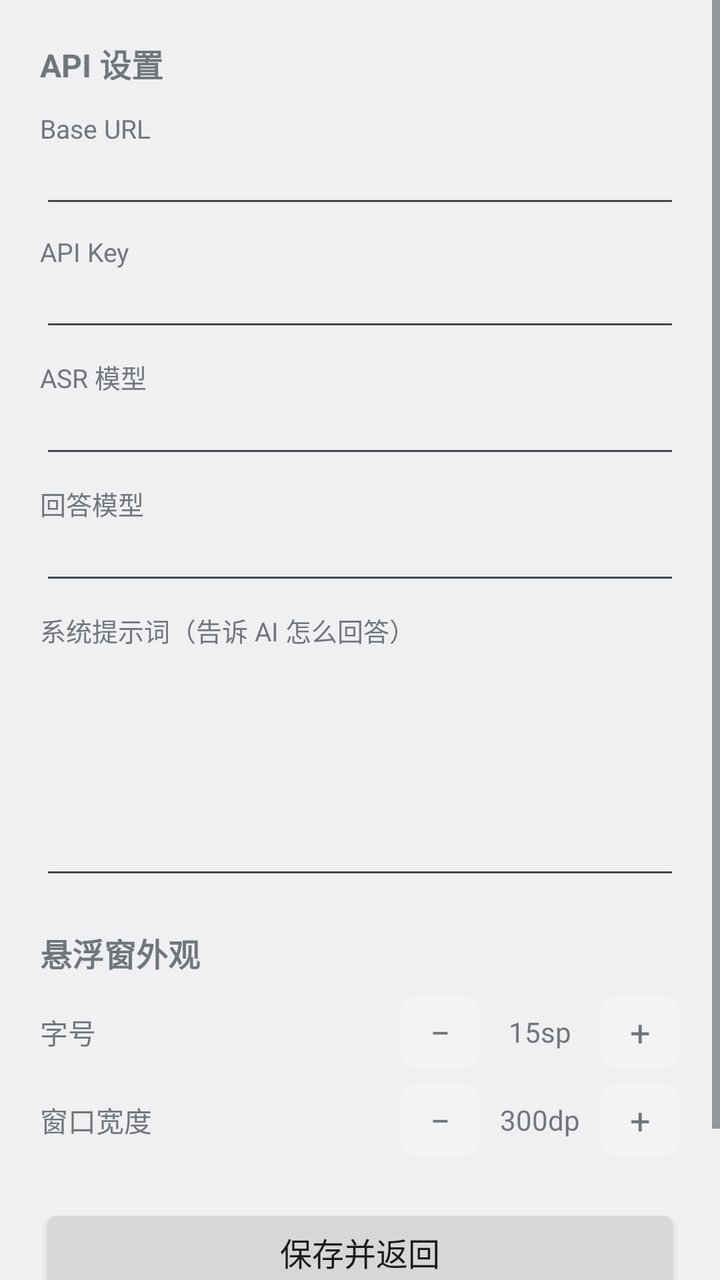
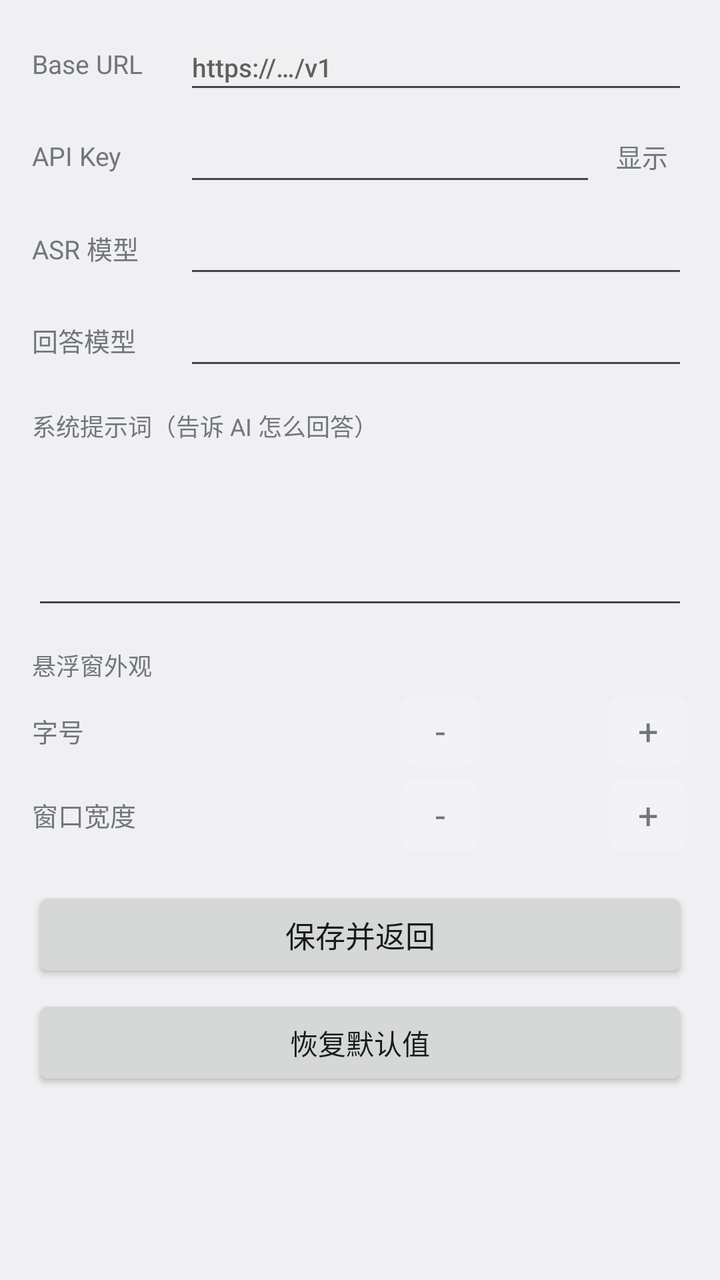

Before-and-after screenshots of an Android layout around one commit, followed by the original layout XML and the change that was made.
<!-- AndroidManifest.xml: application theme android:Theme.DeviceDefault.DayNight -->
<!-- res/layout/activity_settings.xml -->
<?xml version="1.0" encoding="utf-8"?>
<ScrollView xmlns:android="http://schemas.android.com/apk/res/android"
    android:layout_width="match_parent"
    android:layout_height="match_parent">

    <LinearLayout
        android:layout_width="match_parent"
        android:layout_height="wrap_content"
        android:orientation="vertical"
        android:padding="20dp">

        <TextView android:layout_width="wrap_content" android:layout_height="wrap_content"
            android:text="API 设置" android:textSize="16sp" android:textStyle="bold" />

        <TextView android:layout_width="wrap_content" android:layout_height="wrap_content"
            android:text="Base URL" android:layout_marginTop="12dp" android:textSize="13sp" />
        <EditText android:id="@+id/etBaseUrl" android:layout_width="match_parent"
            android:layout_height="wrap_content" android:singleLine="true" android:textSize="14sp" />

        <TextView android:layout_width="wrap_content" android:layout_height="wrap_content"
            android:text="API Key" android:layout_marginTop="8dp" android:textSize="13sp" />
        <EditText android:id="@+id/etApiKey" android:layout_width="match_parent"
            android:layout_height="wrap_content" android:singleLine="true" android:textSize="14sp"
            android:inputType="textPassword" />

        <TextView android:layout_width="wrap_content" android:layout_height="wrap_content"
            android:text="ASR 模型" android:layout_marginTop="8dp" android:textSize="13sp" />
        <EditText android:id="@+id/etAsrModel" android:layout_width="match_parent"
            android:layout_height="wrap_content" android:singleLine="true" android:textSize="14sp" />

        <TextView android:layout_width="wrap_content" android:layout_height="wrap_content"
            android:text="回答模型" android:layout_marginTop="8dp" android:textSize="13sp" />
        <EditText android:id="@+id/etChatModel" android:layout_width="match_parent"
            android:layout_height="wrap_content" android:singleLine="true" android:textSize="14sp" />

        <TextView android:layout_width="wrap_content" android:layout_height="wrap_content"
            android:text="系统提示词（告诉 AI 怎么回答）" android:layout_marginTop="8dp" android:textSize="13sp" />
        <EditText android:id="@+id/etSysPrompt" android:layout_width="match_parent"
            android:layout_height="120dp" android:gravity="top" android:textSize="13sp"
            android:inputType="textMultiLine" />

        
        <TextView android:layout_width="wrap_content" android:layout_height="wrap_content"
            android:text="悬浮窗外观" android:layout_marginTop="20dp" android:textSize="16sp"
            android:textStyle="bold" />

        <LinearLayout android:layout_width="match_parent" android:layout_height="wrap_content"
            android:orientation="horizontal" android:layout_marginTop="10dp"
            android:gravity="center_vertical">
            <TextView android:layout_width="0dp" android:layout_height="wrap_content"
                android:layout_weight="1" android:text="字号" android:textSize="14sp" />
            <TextView android:id="@+id/btnFontMinus" android:layout_width="40dp"
                android:layout_height="36dp" android:gravity="center" android:text="−"
                android:textSize="18sp" android:background="@drawable/bg_chip" />
            <TextView android:id="@+id/tvFontValue" android:layout_width="60dp"
                android:layout_height="wrap_content" android:gravity="center" android:text="15sp"
                android:textSize="14sp" />
            <TextView android:id="@+id/btnFontPlus" android:layout_width="40dp"
                android:layout_height="36dp" android:gravity="center" android:text="+"
                android:textSize="18sp" android:background="@drawable/bg_chip" />
        </LinearLayout>

        <LinearLayout android:layout_width="match_parent" android:layout_height="wrap_content"
            android:orientation="horizontal" android:layout_marginTop="8dp"
            android:gravity="center_vertical">
            <TextView android:layout_width="0dp" android:layout_height="wrap_content"
                android:layout_weight="1" android:text="窗口宽度" android:textSize="14sp" />
            <TextView android:id="@+id/btnWidthMinus" android:layout_width="40dp"
                android:layout_height="36dp" android:gravity="center" android:text="−"
                android:textSize="18sp" android:background="@drawable/bg_chip" />
            <TextView android:id="@+id/tvWidthValue" android:layout_width="60dp"
                android:layout_height="wrap_content" android:gravity="center" android:text="300dp"
                android:textSize="14sp" />
            <TextView android:id="@+id/btnWidthPlus" android:layout_width="40dp"
                android:layout_height="36dp" android:gravity="center" android:text="+"
                android:textSize="18sp" android:background="@drawable/bg_chip" />
        </LinearLayout>


        
        <Button android:id="@+id/btnSave" android:layout_width="match_parent"
            android:layout_height="wrap_content" android:layout_marginTop="24dp"
            android:text="保存并返回" android:textSize="16sp" />

        <Button android:id="@+id/btnReset" android:layout_width="match_parent"
            android:layout_height="wrap_content" android:layout_marginTop="8dp"
            android:text="恢复默认值" android:textSize="14sp" />

    </LinearLayout>
</ScrollView>
<!-- resources referenced by this layout -->
<resources>
  <!-- drawable bg_chip (drawable) -->
  <?xml version="1.0" encoding="utf-8"?>
  <shape xmlns:android="http://schemas.android.com/apk/res/android"
      android:shape="rectangle">
      <solid android:color="#33FFFFFF" />
      <corners android:radius="8dp" />
  </shape>
</resources>

<!-- the commit's change to res/layout/activity_settings.xml (unified diff, before → after) -->
@@ -1,90 +1,107 @@
 <?xml version="1.0" encoding="utf-8"?>
 <ScrollView xmlns:android="http://schemas.android.com/apk/res/android"
     android:layout_width="match_parent"
-    android:layout_height="match_parent">
+    android:layout_height="match_parent"
+    android:clipToPadding="false">
 
+    
     <LinearLayout
+        android:id="@+id/settingsRoot"
         android:layout_width="match_parent"
         android:layout_height="wrap_content"
         android:orientation="vertical"
-        android:padding="20dp">
+        android:paddingHorizontal="16dp"
+        android:paddingVertical="12dp"
+        android:focusable="true"
+        android:focusableInTouchMode="true">
 
-        <TextView android:layout_width="wrap_content" android:layout_height="wrap_content"
-            android:text="API 设置" android:textSize="16sp" android:textStyle="bold" />
-
-        <TextView android:layout_width="wrap_content" android:layout_height="wrap_content"
-            android:text="Base URL" android:layout_marginTop="12dp" android:textSize="13sp" />
-        <EditText android:id="@+id/etBaseUrl" android:layout_width="match_parent"
-            android:layout_height="wrap_content" android:singleLine="true" android:textSize="14sp" />
-
-        <TextView android:layout_width="wrap_content" android:layout_height="wrap_content"
-            android:text="API Key" android:layout_marginTop="8dp" android:textSize="13sp" />
-        <EditText android:id="@+id/etApiKey" android:layout_width="match_parent"
-            android:layout_height="wrap_content" android:singleLine="true" android:textSize="14sp"
-            android:inputType="textPassword" />
-
-        <TextView android:layout_width="wrap_content" android:layout_height="wrap_content"
-            android:text="ASR 模型" android:layout_marginTop="8dp" android:textSize="13sp" />
-        <EditText android:id="@+id/etAsrModel" android:layout_width="match_parent"
-            android:layout_height="wrap_content" android:singleLine="true" android:textSize="14sp" />
-
-        <TextView android:layout_width="wrap_content" android:layout_height="wrap_content"
-            android:text="回答模型" android:layout_marginTop="8dp" android:textSize="13sp" />
-        <EditText android:id="@+id/etChatModel" android:layout_width="match_parent"
-            android:layout_height="wrap_content" android:singleLine="true" android:textSize="14sp" />
-
-        <TextView android:layout_width="wrap_content" android:layout_height="wrap_content"
-            android:text="系统提示词（告诉 AI 怎么回答）" android:layout_marginTop="8dp" android:textSize="13sp" />
-        <EditText android:id="@+id/etSysPrompt" android:layout_width="match_parent"
-            android:layout_height="120dp" android:gravity="top" android:textSize="13sp"
-            android:inputType="textMultiLine" />
-
-        
-        <TextView android:layout_width="wrap_content" android:layout_height="wrap_content"
-            android:text="悬浮窗外观" android:layout_marginTop="20dp" android:textSize="16sp"
-            android:textStyle="bold" />
-
-        <LinearLayout android:layout_width="match_parent" android:layout_height="wrap_content"
-            android:orientation="horizontal" android:layout_marginTop="10dp"
-            android:gravity="center_vertical">
-            <TextView android:layout_width="0dp" android:layout_height="wrap_content"
-                android:layout_weight="1" android:text="字号" android:textSize="14sp" />
-            <TextView android:id="@+id/btnFontMinus" android:layout_width="40dp"
-                android:layout_height="36dp" android:gravity="center" android:text="−"
-                android:textSize="18sp" android:background="@drawable/bg_chip" />
-            <TextView android:id="@+id/tvFontValue" android:layout_width="60dp"
-                android:layout_height="wrap_content" android:gravity="center" android:text="15sp"
-                android:textSize="14sp" />
-            <TextView android:id="@+id/btnFontPlus" android:layout_width="40dp"
-                android:layout_height="36dp" android:gravity="center" android:text="+"
-                android:textSize="18sp" android:background="@drawable/bg_chip" />
+        <LinearLayout style="@style/SettingRow" android:layout_marginTop="0dp">
+            <TextView style="@style/SettingLabel"
+                android:text="@string/set_base_url"
+                android:labelFor="@id/etBaseUrl" />
+            <EditText android:id="@+id/etBaseUrl" style="@style/SettingInput"
+                android:inputType="textUri"
+                android:hint="@string/set_base_url_hint" />
         </LinearLayout>
 
-        <LinearLayout android:layout_width="match_parent" android:layout_height="wrap_content"
-            android:orientation="horizontal" android:layout_marginTop="8dp"
-            android:gravity="center_vertical">
-            <TextView android:layout_width="0dp" android:layout_height="wrap_content"
-                android:layout_weight="1" android:text="窗口宽度" android:textSize="14sp" />
-            <TextView android:id="@+id/btnWidthMinus" android:layout_width="40dp"
-                android:layout_height="36dp" android:gravity="center" android:text="−"
-                android:textSize="18sp" android:background="@drawable/bg_chip" />
-            <TextView android:id="@+id/tvWidthValue" android:layout_width="60dp"
-                android:layout_height="wrap_content" android:gravity="center" android:text="300dp"
-                android:textSize="14sp" />
-            <TextView android:id="@+id/btnWidthPlus" android:layout_width="40dp"
-                android:layout_height="36dp" android:gravity="center" android:text="+"
-                android:textSize="18sp" android:background="@drawable/bg_chip" />
+        <LinearLayout style="@style/SettingRow">
+            <TextView style="@style/SettingLabel"
+                android:text="@string/set_api_key"
+                android:labelFor="@id/etApiKey" />
+            <EditText android:id="@+id/etApiKey" style="@style/SettingInput"
+                android:inputType="textPassword" />
+            <TextView android:id="@+id/btnToggleKey"
+                android:layout_width="wrap_content"
+                android:layout_height="wrap_content"
+                android:paddingHorizontal="10dp"
+                android:paddingVertical="8dp"
+                android:textSize="13sp"
+                android:text="@string/set_show_key" />
         </LinearLayout>
 
+        <LinearLayout style="@style/SettingRow">
+            <TextView style="@style/SettingLabel"
+                android:text="@string/set_asr_model"
+                android:labelFor="@id/etAsrModel" />
+            <EditText android:id="@+id/etAsrModel" style="@style/SettingInput" />
+        </LinearLayout>
 
-        
-        <Button android:id="@+id/btnSave" android:layout_width="match_parent"
-            android:layout_height="wrap_content" android:layout_marginTop="24dp"
-            android:text="保存并返回" android:textSize="16sp" />
+        <LinearLayout style="@style/SettingRow">
+            <TextView style="@style/SettingLabel"
+                android:text="@string/set_chat_model"
+                android:labelFor="@id/etChatModel" />
+            <EditText android:id="@+id/etChatModel" style="@style/SettingInput" />
+        </LinearLayout>
 
-        <Button android:id="@+id/btnReset" android:layout_width="match_parent"
-            android:layout_height="wrap_content" android:layout_marginTop="8dp"
-            android:text="恢复默认值" android:textSize="14sp" />
+        <TextView android:id="@+id/etSysPromptLabel" style="@style/SettingHeader"
+            android:text="@string/set_sys_prompt"
+            android:labelFor="@id/etSysPrompt" />
+        <EditText android:id="@+id/etSysPrompt" style="@style/SettingField"
+            android:layout_height="88dp"
+            android:gravity="top|start"
+            android:inputType="textMultiLine|textNoSuggestions"
+            android:scrollbars="vertical" />
+
+        <TextView style="@style/SettingHeader"
+            android:text="@string/set_appearance" />
+
+        <LinearLayout style="@style/SettingRow">
+            <TextView style="@style/SettingLabel"
+                android:layout_width="0dp"
+                android:layout_weight="1"
+                android:text="@string/set_font_size" />
+            <TextView android:id="@+id/btnFontMinus" style="@style/SettingStepper"
+                android:text="-" />
+            <TextView android:id="@+id/tvFontValue" style="@style/SettingValue" />
+            <TextView android:id="@+id/btnFontPlus" style="@style/SettingStepper"
+                android:text="+" />
+        </LinearLayout>
+
+        <LinearLayout style="@style/SettingRow">
+            <TextView style="@style/SettingLabel"
+                android:layout_width="0dp"
+                android:layout_weight="1"
+                android:text="@string/set_width" />
+            <TextView android:id="@+id/btnWidthMinus" style="@style/SettingStepper"
+                android:text="-" />
+            <TextView android:id="@+id/tvWidthValue" style="@style/SettingValue" />
+            <TextView android:id="@+id/btnWidthPlus" style="@style/SettingStepper"
+                android:text="+" />
+        </LinearLayout>
+
+        <Button android:id="@+id/btnSave"
+            android:layout_width="match_parent"
+            android:layout_height="wrap_content"
+            android:layout_marginTop="18dp"
+            android:textSize="15sp"
+            android:text="@string/set_save" />
+
+        <Button android:id="@+id/btnReset"
+            android:layout_width="match_parent"
+            android:layout_height="wrap_content"
+            android:layout_marginTop="6dp"
+            android:textSize="14sp"
+            android:text="@string/set_reset" />
 
     </LinearLayout>
 </ScrollView>
<!-- resource entries referenced after the edit -->
@@ -1,5 +1,62 @@
 <!-- resources referenced by this layout -->
 <resources>
+  <string name="set_api_key">API Key</string>
+  <string name="set_appearance">悬浮窗外观</string>
+  <string name="set_asr_model">ASR 模型</string>
+  <string name="set_base_url">Base URL</string>
+  <string name="set_base_url_hint">https://…/v1</string>
+  <string name="set_chat_model">回答模型</string>
+  <string name="set_font_size">字号</string>
+  <string name="set_reset">恢复默认值</string>
+  <string name="set_save">保存并返回</string>
+  <string name="set_show_key">显示</string>
+  <string name="set_sys_prompt">系统提示词（告诉 AI 怎么回答）</string>
+  <string name="set_width">窗口宽度</string>
+  <style name="SettingField">
+          <item name="android:layout_width">match_parent</item>
+          <item name="android:layout_height">wrap_content</item>
+          <item name="android:minHeight">40dp</item>
+          <item name="android:textSize">13sp</item>
+      </style>
+  <style name="SettingHeader">
+          <item name="android:layout_width">match_parent</item>
+          <item name="android:layout_height">wrap_content</item>
+          <item name="android:textSize">12sp</item>
+          <item name="android:layout_marginTop">14dp</item>
+      </style>
+  <style name="SettingInput">
+          <item name="android:layout_width">0dp</item>
+          <item name="android:layout_weight">1</item>
+          <item name="android:layout_height">wrap_content</item>
+          <item name="android:minHeight">40dp</item>
+          <item name="android:textSize">13sp</item>
+          <item name="android:inputType">text</item>
+      </style>
+  <style name="SettingLabel">
+          <item name="android:layout_width">76dp</item>
+          <item name="android:layout_height">wrap_content</item>
+          <item name="android:textSize">13sp</item>
+      </style>
+  <style name="SettingRow">
+          <item name="android:layout_width">match_parent</item>
+          <item name="android:layout_height">wrap_content</item>
+          <item name="android:orientation">horizontal</item>
+          <item name="android:gravity">center_vertical</item>
+          <item name="android:layout_marginTop">6dp</item>
+      </style>
+  <style name="SettingStepper">
+          <item name="android:layout_width">40dp</item>
+          <item name="android:layout_height">36dp</item>
+          <item name="android:gravity">center</item>
+          <item name="android:textSize">18sp</item>
+          <item name="android:background">@drawable/bg_chip</item>
+      </style>
+  <style name="SettingValue">
+          <item name="android:layout_width">64dp</item>
+          <item name="android:layout_height">wrap_content</item>
+          <item name="android:gravity">center</item>
+          <item name="android:textSize">13sp</item>
+      </style>
   <!-- drawable bg_chip (drawable) -->
   <?xml version="1.0" encoding="utf-8"?>
   <shape xmlns:android="http://schemas.android.com/apk/res/android"
